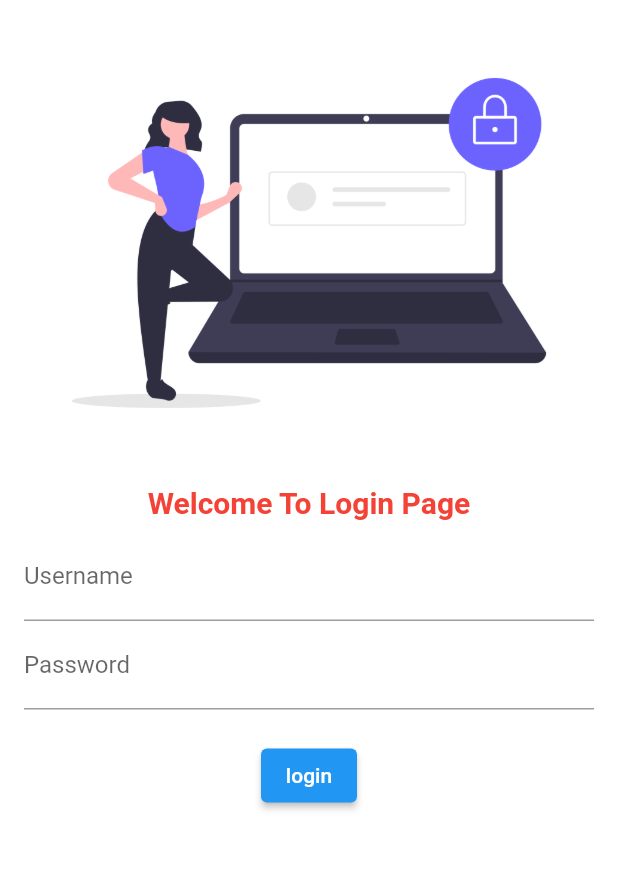
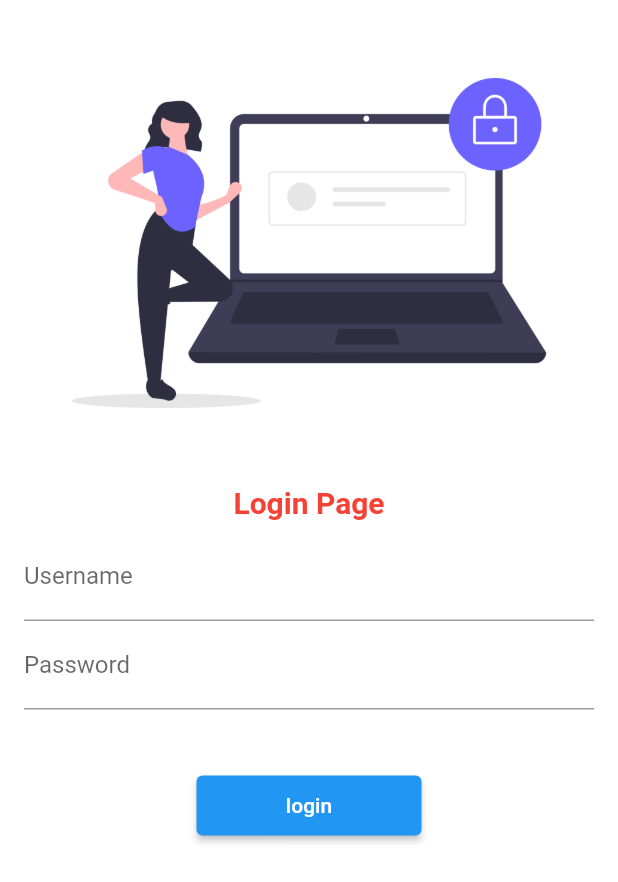
Before and after one commit to manjay6428/Flutter-app, a Flutter app: the screen it shows after launch, on a phone screen of 412 x 824 dp. Shown: the top 882 px of the screen. Run offline on Flutter 3.47's test engine with Material 2 defaults, Android fonts, the phone set to English and light mode, and no system bars.

```diff
--- a/lib/Pages/login_page.dart
+++ b/lib/Pages/login_page.dart
@@ -1,4 +1,5 @@
 import 'package:flutter/material.dart';
+import 'package:test/utils/routes.dart';
 
 class LoginPage extends StatelessWidget {
   const LoginPage({Key? key}) : super(key: key);
@@ -19,7 +20,7 @@ class LoginPage extends StatelessWidget {
             const SizedBox(
               height: 20,
             ),
-            const Text("Welcome To Login Page",
+            const Text("Login Page",
                 style: TextStyle(
                     fontSize: 20,
                     color: Colors.red,
@@ -43,13 +44,14 @@ class LoginPage extends StatelessWidget {
                     ),
                   ),
                   const SizedBox(
-                    height: 20,
+                    height: 40,
                   ),
                   ElevatedButton(
                     onPressed: () {
-                      print("Logging in!");
+                      Navigator.pushNamed(context, MyRoutes.homeRoute);
                     },
-                    style: TextButton.styleFrom(primary: Colors.white),
+                    style: TextButton.styleFrom(
+                        primary: Colors.white, minimumSize: Size(150, 40)),
                     child: const Text("login"),
                   )
                 ],
--- a/lib/main.dart
+++ b/lib/main.dart
@@ -1,5 +1,6 @@
 import 'package:flutter/material.dart';
 import 'package:test/Pages/login_page.dart';
+import 'package:test/utils/routes.dart';
 import 'Pages/home_page.dart';
 
 void main() {
@@ -13,8 +14,9 @@ class MyApp extends StatelessWidget {
   Widget build(BuildContext context) {
     return MaterialApp(
       routes: {
-        "/dc": (context) => const HomePage(),
         "/": (context) => const LoginPage(),
+        MyRoutes.loginRoute: (context) => const LoginPage(),
+        MyRoutes.homeRoute: (context) => const HomePage(),
       },
     );
   }
--- /dev/null
+++ b/lib/utils/routes.dart
@@ -0,0 +1,4 @@
+class MyRoutes {
+  static String loginRoute = "/login";
+  static String homeRoute = "/home";
+}
```
